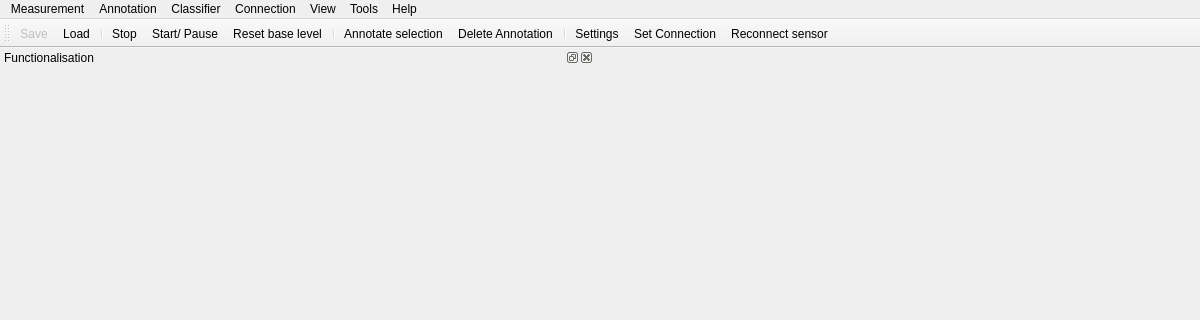
This is app/widgets/mainwindow.ui in SmartNanotubes-Technologies/eNoseAnnotator as Qt 5 draws it before an edit; both pictures show x 0 to 1200 and y 0 to 320 of the 1200 by 900 pixel window. The edited form follows.
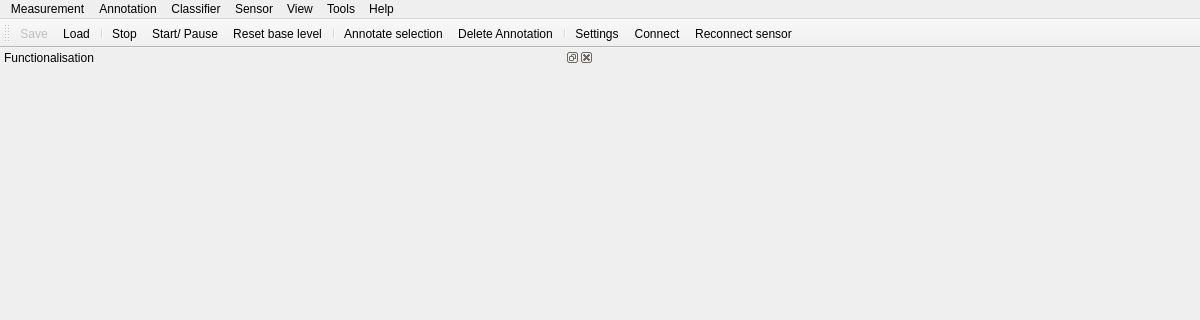
This is the edited form. Icons and pictures are not drawn. Custom widgets are drawn as their Qt base class.

```diff
--- a/app/widgets/mainwindow.ui
+++ b/app/widgets/mainwindow.ui
@@ -126,7 +126,7 @@
    </widget>
    <widget class="QMenu" name="menuConnection">
     <property name="title">
-     <string>Connection</string>
+     <string>Sensor</string>
     </property>
     <addaction name="actionSet_USB_Connection"/>
     <addaction name="actionReconnect"/>
@@ -259,7 +259,7 @@
      <activeon>:/icons/connected</activeon>:/icons/disconnected</iconset>
    </property>
    <property name="text">
-    <string>Set Connection...</string>
+    <string>Connect...</string>
    </property>
    <property name="toolTip">
     <string>Set connection to sensor</string>
```
Left out of the diff: 6 changed lines with no effect on the pictures.
